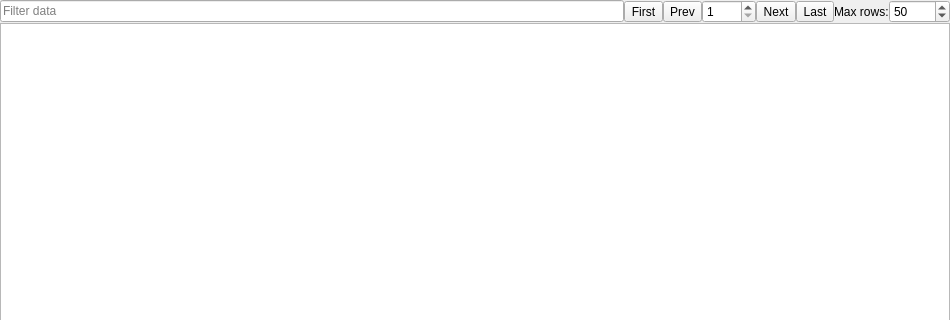
ccorrado71/qualx3, file src/dbresultswidget.ui: the form before one commit; both pictures show x 0 to 950 and y 0 to 320 of the 950 by 520 pixel window.
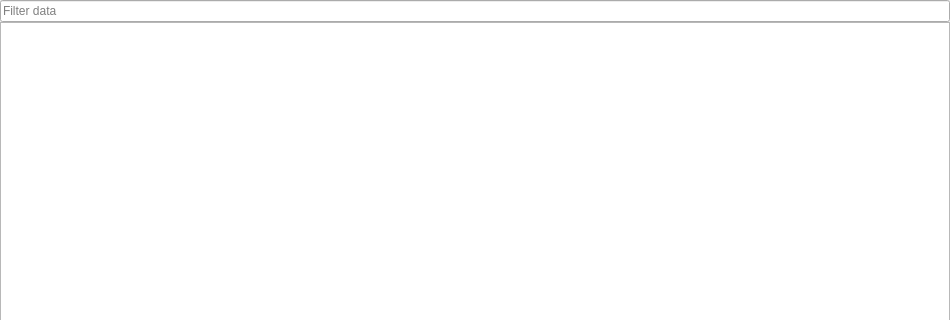
The form after the commit. Icons and pictures are not drawn.

Commit message: add navToolBar to the resultsWidget

Patch:
```diff
--- a/src/dbresultswidget.ui
+++ b/src/dbresultswidget.ui
@@ -38,98 +38,6 @@
        </property>
       </widget>
      </item>
-     <item>
-      <widget class="QToolButton" name="firstBtn">
-       <property name="toolTip">
-        <string>Go to first page</string>
-       </property>
-       <property name="text">
-        <string>First</string>
-       </property>
-       <property name="icon">
-        <iconset resource="resource.qrc">
-         <normaloff>:/images/images/first_view.png</normaloff>:/images/images/first_view.png</iconset>
-       </property>
-      </widget>
-     </item>
-     <item>
-      <widget class="QToolButton" name="prevBtn">
-       <property name="toolTip">
-        <string>Go to previous page</string>
-       </property>
-       <property name="text">
-        <string>Prev</string>
-       </property>
-       <property name="icon">
-        <iconset resource="resource.qrc">
-         <normaloff>:/images/images/go_previous.png</normaloff>:/images/images/go_previous.png</iconset>
-       </property>
-      </widget>
-     </item>
-     <item>
-      <widget class="QSpinBox" name="pageSpin">
-       <property name="minimum">
-        <number>1</number>
-       </property>
-       <property name="maximum">
-        <number>9999</number>
-       </property>
-       <property name="value">
-        <number>1</number>
-       </property>
-      </widget>
-     </item>
-     <item>
-      <widget class="QToolButton" name="nextBtn">
-       <property name="toolTip">
-        <string>Go to next page</string>
-       </property>
-       <property name="text">
-        <string>Next</string>
-       </property>
-       <property name="icon">
-        <iconset resource="resource.qrc">
-         <normaloff>:/images/images/go_next.png</normaloff>:/images/images/go_next.png</iconset>
-       </property>
-      </widget>
-     </item>
-     <item>
-      <widget class="QToolButton" name="lastBtn">
-       <property name="toolTip">
-        <string>Go to last page</string>
-       </property>
-       <property name="text">
-        <string>Last</string>
-       </property>
-       <property name="icon">
-        <iconset resource="resource.qrc">
-         <normaloff>:/images/images/last_view.png</normaloff>:/images/images/last_view.png</iconset>
-       </property>
-      </widget>
-     </item>
-     <item>
-      <widget class="QLabel" name="labelMaxRows">
-       <property name="text">
-        <string>Max rows:</string>
-       </property>
-      </widget>
-     </item>
-     <item>
-      <widget class="QSpinBox" name="maxRowSpin">
-       <property name="minimum">
-        <number>1</number>
-       </property>
-       <property name="maximum">
-        <number>10000</number>
-       </property>
-       <property name="singleStep">
-        <number>5</number>
-       </property>
-       <property name="value">
-        <number>50</number>
-       </property>
-      </widget>
-     </item>
     </layout>
    </item>
    <item>
```
The commit also changes 2 other files.
